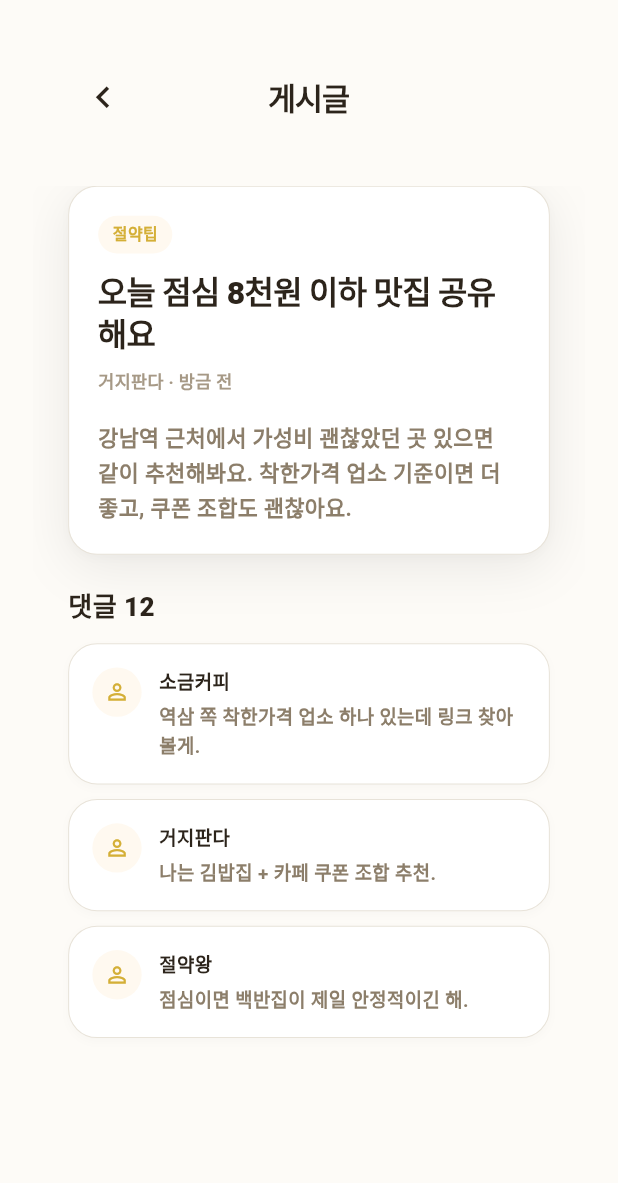
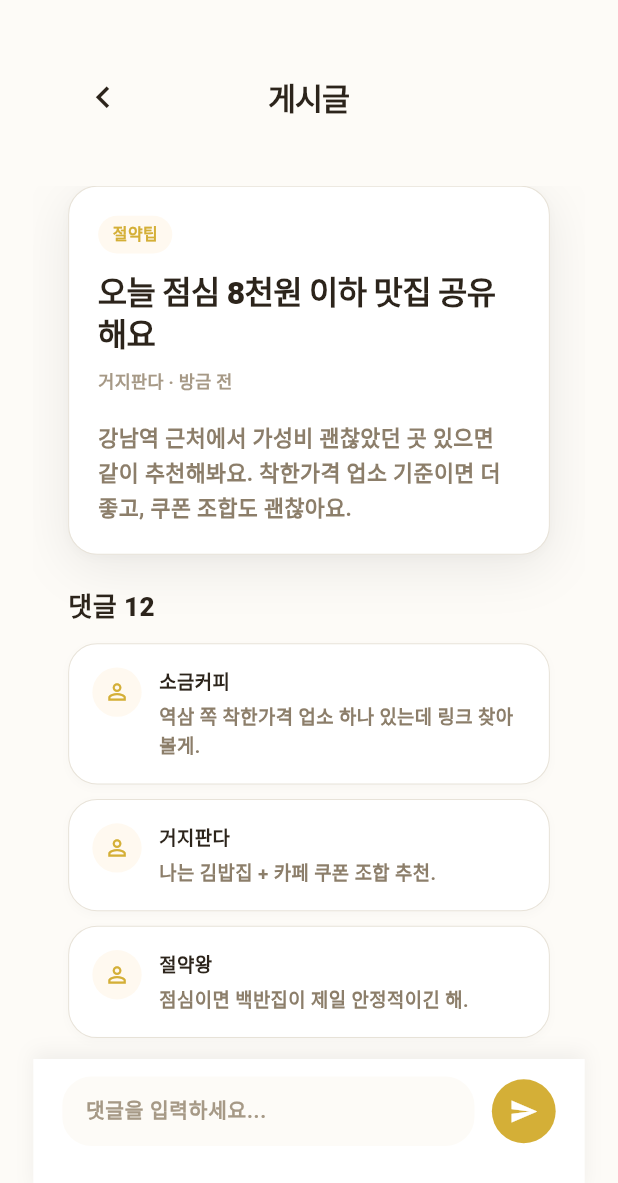
Before and after one commit to Sungeun0318/beggar-frontend, a Flutter app: the CommunityPostDetailScreen widget shown alone on an empty page, opened directly with empty values, on a phone screen of 412 x 824 dp. Shown: the top 1183 px of the screen. Run offline on Flutter 3.47's test engine with Material 3 defaults, Android fonts, the phone set to English and light mode, and no system bars; our stand-ins replace geolocator, shared_preferences; accounts and stored records are empty; Roboto replaces fonts that are missing (Pretendard).

Commit message:
Feat: 커뮤니티 게시글 댓글창 추가(community_post_defail_screen)

```diff
--- a/lib/features/community/community_post_detail_screen.dart
+++ b/lib/features/community/community_post_detail_screen.dart
@@ -7,24 +7,41 @@ import 'package:beggar_app/core/utils/decorations.dart';
 import 'package:beggar_app/shared/widgets/app_header.dart';
 import 'package:beggar_app/shared/widgets/figma_frame.dart';
 
-class CommunityPostDetailScreen extends StatelessWidget {
+class CommunityPostDetailScreen extends StatefulWidget {
   final VoidCallback onBack;
 
   const CommunityPostDetailScreen({super.key, required this.onBack});
+
+  @override
+  State<CommunityPostDetailScreen> createState() => _CommunityPostDetailScreenState();
+}
+
+class _CommunityPostDetailScreenState extends State<CommunityPostDetailScreen> {
+  final TextEditingController _commentController = TextEditingController();
+
+  @override
+  void dispose() {
+    _commentController.dispose();
+    super.dispose();
+  }
 
   @override
   Widget build(BuildContext context) {
     return FigmaFrame(
       child: Stack(
         children: [
-          AppHeader.titled(title: '게시글', onBack: onBack),
+          AppHeader.titled(title: '게시글', onBack: widget.onBack),
           Positioned(
             top: AppSpacing.contentTop,
             left: 0,
             right: 0,
             bottom: 0,
             child: SingleChildScrollView(
-              padding: const EdgeInsets.symmetric(horizontal: AppSpacing.pageH),
+              padding: const EdgeInsets.only(
+                left: AppSpacing.pageH,
+                right: AppSpacing.pageH,
+                bottom: 100, // 입력창 높이만큼 하단 여백 추가
+              ),
               child: Column(
                 crossAxisAlignment: CrossAxisAlignment.start,
                 children: const [
@@ -45,6 +62,77 @@ class CommunityPostDetailScreen extends StatelessWidget {
                   SizedBox(height: AppSpacing.bottomSafe),
                 ],
               ),
+            ),
+          ),
+          Positioned(
+            bottom: 0,
+            left: 0,
+            right: 0,
+            child: _buildCommentInput(),
+          ),
+        ],
+      ),
+    );
+  }
+
+  Widget _buildCommentInput() {
+    return Container(
+      padding: const EdgeInsets.fromLTRB(20, 12, 20, 34),
+      decoration: BoxDecoration(
+        color: Colors.white,
+        boxShadow: [
+          BoxShadow(
+            color: Colors.black.withOpacity(0.05),
+            blurRadius: 10,
+            offset: const Offset(0, -5),
+          ),
+        ],
+      ),
+      child: Row(
+        children: [
+          Expanded(
+            child: Container(
+              padding: const EdgeInsets.symmetric(horizontal: 16),
+              decoration: BoxDecoration(
+                color: AppColors.bg,
+                borderRadius: BorderRadius.circular(AppRadius.card),
+              ),
+              child: TextField(
+                controller: _commentController,
+                style: const TextStyle(
+                  fontSize: 14,
+                  fontWeight: FontWeight.w600,
+                  color: AppColors.text,
+                ),
+                decoration: const InputDecoration(
+                  hintText: '댓글을 입력하세요...',
+                  hintStyle: TextStyle(
+                    fontSize: 14,
+                    color: AppColors.lightSub,
+                    fontWeight: FontWeight.w600,
+                  ),
+                  border: InputBorder.none,
+                  contentPadding: EdgeInsets.symmetric(vertical: 12),
+                ),
+              ),
+            ),
+          ),
+          const SizedBox(width: 12),
+          GestureDetector(
+            onPressed: () {
+              if (_commentController.text.isNotEmpty) {
+                // TODO: 댓글 전송 로직 구현
+                _commentController.clear();
+              }
+            },
+            child: Container(
+              width: 44,
+              height: 44,
+              decoration: const BoxDecoration(
+                color: AppColors.accent,
+                shape: BoxShape.circle,
+              ),
+              child: const Icon(Icons.send, color: Colors.white, size: 20),
             ),
           ),
         ],
```
